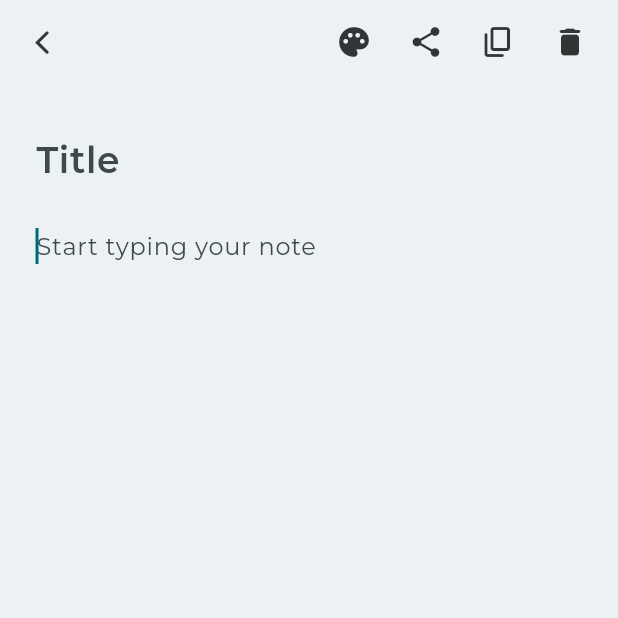
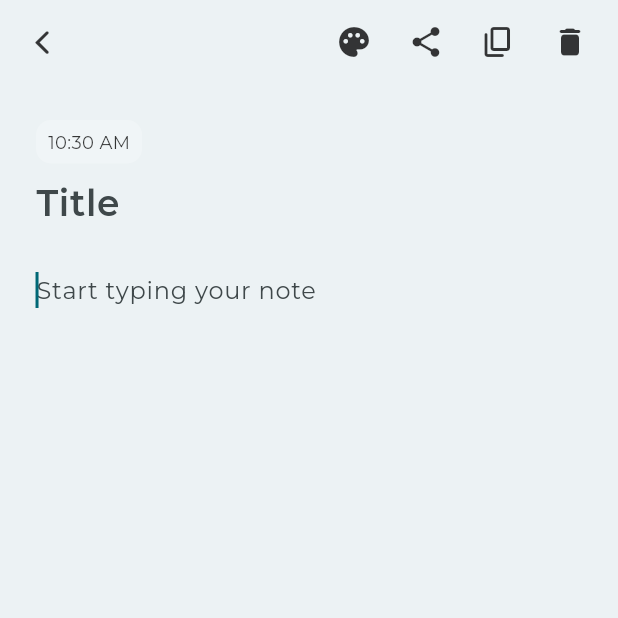
Before and after one commit to CrypticVader/thoughtbook, a Flutter app: the NotesView screen opened directly, after a tap on the "grid view" icon, after a tap on the "add" icon, on a phone screen of 412 x 824 dp, the top half of it. Run offline on Flutter 3.47's test engine with Material 2 defaults, Android fonts, the light colour scheme and no system bars; drawn by our look-alikes of dynamic_color; our stand-ins replace bloc, cloud_firestore, equatable, firebase_auth, firebase_core, flutter_bloc and 4 more; accounts and stored records are empty; generated files the repository leaves out were written again; project files that could hold a hidden picture were left out.

```diff
--- /dev/null
+++ b/lib/extensions/dateTime/custom_format.dart
@@ -0,0 +1,17 @@
+import 'package:intl/intl.dart';
+
+extension CustomFormat on DateTime {
+  String customFormat() {
+    final now = DateTime.now();
+    final today = DateTime(now.year, now.month, now.day);
+    final date = this;
+    final isToday = date.day == today.day;
+    final formatter = DateFormat(isToday ? 'h:mm a' : 'h:mm a, d MMMM');
+    final formattedDate = formatter.format(this);
+    if (date.year == now.year) {
+      return formattedDate;
+    } else {
+      return '$formattedDate, ${date.year}';
+    }
+  }
+}
--- a/lib/services/cloud/cloud_note.dart
+++ b/lib/services/cloud/cloud_note.dart
@@ -1,14 +1,22 @@
 import 'package:flutter/foundation.dart';
-import 'package:thoughtbook/services/cloud/cloud_storage_constants.dart';
+import 'package:thoughtbook/services/cloud/firestore_notes_constants.dart';
 import 'package:cloud_firestore/cloud_firestore.dart';
 
 @immutable
 class CloudNote {
   final String documentId;
+
   final String ownerUserId;
+
   final String content;
+
   final String title;
+
   final int? color;
+
+  final Timestamp created;
+
+  final Timestamp modified;
 
   const CloudNote({
     required this.documentId,
@@ -16,6 +24,8 @@ class CloudNote {
     required this.title,
     required this.content,
     required this.color,
+    required this.created,
+    required this.modified,
   });
 
   CloudNote.fromSnapshot(QueryDocumentSnapshot<Map<String, dynamic>> snapshot)
@@ -23,14 +33,9 @@ class CloudNote {
         ownerUserId = snapshot.data()[ownerUserIdFieldName],
         content = snapshot.data()[contentFieldName] as String,
         title = snapshot.data()[titleFieldName] as String,
-        color = snapshot.data()[colorFieldName];
-
-  CloudNote.copy(CloudNote note)
-      : documentId = note.documentId,
-        ownerUserId = note.ownerUserId,
-        content = note.content,
-        title = note.title,
-        color = note.color;
+        color = snapshot.data()[colorFieldName],
+        created = snapshot.data()[createdFieldName] as Timestamp,
+        modified = snapshot.data()[modifiedFieldName] as Timestamp;
 
   @override
   bool operator ==(covariant CloudNote other) => documentId == other.documentId;
@@ -40,6 +45,6 @@ class CloudNote {
 
   @override
   String toString() {
-    return 'CloudNote{documentId: $documentId, ownerUserId: $ownerUserId, title: $title, color: $color, content: $content}';
+    return 'CloudNote{documentId: $documentId, ownerUserId: $ownerUserId, title: $title, color: $color, content: $content, created: $created, modified: $modified}';
   }
 }
--- a/lib/services/cloud/cloud_storage_constants.dart
+++ b/lib/services/cloud/firestore_notes_constants.dart
@@ -2,3 +2,5 @@ const ownerUserIdFieldName = 'user_id';
 const contentFieldName = 'content';
 const titleFieldName = 'title';
 const colorFieldName = 'color';
+const createdFieldName = 'created';
+const modifiedFieldName = 'modified';
--- a/lib/services/cloud/firebase_cloud_storage.dart
+++ b/lib/services/cloud/firestore_notes_service.dart
@@ -1,9 +1,9 @@
 import 'package:cloud_firestore/cloud_firestore.dart';
 import 'package:thoughtbook/services/cloud/cloud_note.dart';
-import 'package:thoughtbook/services/cloud/cloud_storage_constants.dart';
-import 'package:thoughtbook/services/cloud/cloud_storage_exceptions.dart';
+import 'package:thoughtbook/services/cloud/firestore_notes_constants.dart';
+import 'package:thoughtbook/services/cloud/firestore_notes_exceptions.dart';
 
-class FirebaseFirestoreDatabase {
+class FirestoreNoteService {
   final notes = FirebaseFirestore.instance.collection('notes');
 
   Future<void> deleteNote({required String documentId}) async {
@@ -14,27 +14,21 @@ class FirebaseFirestoreDatabase {
     }
   }
 
-  Future<CloudNote> updateNote({
+  Future<void> updateNote({
     required String documentId,
     required String title,
     required String content,
     required int? color,
   }) async {
     try {
+      final currentTime = Timestamp.fromDate(DateTime.now().toUtc());
       await notes.doc(documentId).update(
         {
           titleFieldName: title,
           contentFieldName: content,
           colorFieldName: color,
+          modifiedFieldName: currentTime,
         },
-      );
-      final updatedNote = await notes.doc(documentId).get();
-      return CloudNote(
-        documentId: updatedNote.id,
-        ownerUserId: updatedNote[ownerUserIdFieldName],
-        title: updatedNote[titleFieldName],
-        content: updatedNote[contentFieldName],
-        color: updatedNote[colorFieldName],
       );
     } catch (e) {
       throw CouldNotUpdateNoteException();
@@ -47,6 +41,7 @@ class FirebaseFirestoreDatabase {
           ownerUserIdFieldName,
           isEqualTo: ownerUserId,
         )
+        .orderBy(createdFieldName, descending: true)
         .snapshots()
         .map(
           (event) => event.docs.map(
@@ -58,12 +53,15 @@ class FirebaseFirestoreDatabase {
   }
 
   Future<CloudNote> createNewNote({required String ownerUserId}) async {
+    final currentTime = Timestamp.fromDate(DateTime.now().toUtc());
     final document = await notes.add(
       {
         ownerUserIdFieldName: ownerUserId,
         titleFieldName: '',
         contentFieldName: '',
         colorFieldName: null,
+        createdFieldName: currentTime,
+        modifiedFieldName: currentTime,
       },
     );
 
@@ -74,12 +72,14 @@ class FirebaseFirestoreDatabase {
       title: '',
       content: '',
       color: null,
+      created: currentTime,
+      modified: currentTime,
     );
   }
 
-  static final _shared = FirebaseFirestoreDatabase._sharedInstance();
+  static final _shared = FirestoreNoteService._sharedInstance();
 
-  FirebaseFirestoreDatabase._sharedInstance();
+  FirestoreNoteService._sharedInstance();
 
-  factory FirebaseFirestoreDatabase() => _shared;
+  factory FirestoreNoteService() => _shared;
 }
--- a/lib/services/crud/notes_service.dart
+++ b/lib/services/crud/old_notes_service.dart
@@ -18,7 +18,7 @@
 //
 //   NotesService._sharedInstance() {
 //     // using broadcast makes the StreamController lose hold of previous values on every listen
-//     // This is mitigated by add _notes to the stream broadcast every time it is subscribed to
+//     // This is mitigated by adding _notes to the stream broadcast every time it is subscribed to
 //     _notesStreamController =
 //         StreamController<List<DatabaseNote>>.broadcast(onListen: () {
 //       _notesStreamController.sink.add(_notes);
--- a/lib/views/notes/create_update_note_view.dart
+++ b/lib/views/notes/create_update_note_view.dart
@@ -6,12 +6,13 @@ import 'package:flutter_spinkit/flutter_spinkit.dart';
 import 'package:share_plus/share_plus.dart';
 import 'package:thoughtbook/extensions/buildContext/loc.dart';
 import 'package:thoughtbook/extensions/buildContext/theme.dart';
+import 'package:thoughtbook/extensions/dateTime/custom_format.dart';
 import 'package:thoughtbook/services/auth/auth_service.dart';
 import 'package:thoughtbook/utilities/dialogs/cannot_share_empty_note_dialog.dart';
 import 'package:thoughtbook/utilities/dialogs/delete_dialog.dart';
 import 'package:thoughtbook/utilities/generics/get_arguments.dart';
 import 'package:thoughtbook/services/cloud/cloud_note.dart';
-import 'package:thoughtbook/services/cloud/firebase_cloud_storage.dart';
+import 'package:thoughtbook/services/cloud/firestore_notes_service.dart';
 import 'package:thoughtbook/utilities/modals/show_color_picker_bottom_sheet.dart';
 
 typedef NoteCallback = void Function(CloudNote note);
@@ -27,14 +28,19 @@ class CreateUpdateNoteView extends StatefulWidget {
 
 class _CreateUpdateNoteViewState extends State<CreateUpdateNoteView> {
   CloudNote? _note;
-  late final FirebaseFirestoreDatabase _notesService;
+
+  late final FirestoreNoteService _notesService;
   late final TextEditingController _noteContentController;
   late final TextEditingController _noteTitleController;
+
+  bool get _isDarkMode =>
+      SchedulerBinding.instance.platformDispatcher.platformBrightness ==
+      Brightness.dark;
 
   @override
   void initState() {
     super.initState();
-    _notesService = FirebaseFirestoreDatabase();
+    _notesService = FirestoreNoteService();
     _noteContentController = TextEditingController();
     _noteTitleController = TextEditingController();
   }
@@ -110,7 +116,7 @@ class _CreateUpdateNoteViewState extends State<CreateUpdateNoteView> {
       currentColor: currentColor,
     );
     if (color != currentColor) {
-      note = await _notesService.updateNote(
+      await _notesService.updateNote(
         documentId: note.documentId,
         color: (color != null) ? color.value : null,
         title: note.title,
@@ -123,10 +129,7 @@ class _CreateUpdateNoteViewState extends State<CreateUpdateNoteView> {
   }
 
   Color _getNoteTextColor() {
-    bool isDarkMode =
-        SchedulerBinding.instance.platformDispatcher.platformBrightness ==
-            Brightness.dark;
-    if (isDarkMode) {
+    if (_isDarkMode) {
       return Colors.white;
     } else {
       return Colors.black;
@@ -229,6 +232,7 @@ class _CreateUpdateNoteViewState extends State<CreateUpdateNoteView> {
                               IconButton(
                                 tooltip: context.loc.delete,
                                 onPressed: () async {
+                                  final navigator = Navigator.of(context);
                                   final note = _note;
                                   if (note != null) {
                                     final shouldDelete = await showDeleteDialog(
@@ -236,8 +240,8 @@ class _CreateUpdateNoteViewState extends State<CreateUpdateNoteView> {
                                       content: context.loc.delete_note_prompt,
                                     );
                                     if (shouldDelete) {
-                                      Navigator.of(context).pop();
-                                      _notesService.deleteNote(
+                                      navigator.pop();
+                                      await _notesService.deleteNote(
                                         documentId: note.documentId,
                                       );
                                     }
@@ -265,6 +269,24 @@ class _CreateUpdateNoteViewState extends State<CreateUpdateNoteView> {
                       child: Column(
                         crossAxisAlignment: CrossAxisAlignment.start,
                         children: [
+                          Container(
+                            padding: const EdgeInsets.symmetric(
+                                vertical: 6.0, horizontal: 8.0),
+                            decoration: BoxDecoration(
+                              color: _isDarkMode
+                                  ? Colors.black.withAlpha(40)
+                                  : Colors.white.withAlpha(60),
+                              borderRadius: BorderRadius.circular(10.0),
+                            ),
+                            child: Text(
+                              _note!.modified.toDate().customFormat(),
+                              style: TextStyle(
+                                color: _getNoteTextColor().withAlpha(200),
+                                fontWeight: FontWeight.w400,
+                                fontSize: 12.0,
+                              ),
+                            ),
+                          ),
                           TextField(
                             controller: _noteTitleController,
                             textInputAction: TextInputAction.next,
--- a/lib/views/notes/notes_view.dart
+++ b/lib/views/notes/notes_view.dart
@@ -18,7 +18,7 @@ import 'package:thoughtbook/utilities/dialogs/logout_dialog.dart';
 import 'package:thoughtbook/utilities/modals/show_color_picker_bottom_sheet.dart';
 import 'package:thoughtbook/views/notes/notes_list_view.dart';
 import 'package:thoughtbook/services/cloud/cloud_note.dart';
-import 'package:thoughtbook/services/cloud/firebase_cloud_storage.dart';
+import 'package:thoughtbook/services/cloud/firestore_notes_service.dart';
 
 class NotesView extends StatefulWidget {
   const NotesView({Key? key}) : super(key: key);
@@ -28,14 +28,14 @@ class NotesView extends StatefulWidget {
 }
 
 class _NotesViewState extends State<NotesView> {
-  late final FirebaseFirestoreDatabase _notesService;
+  late final FirestoreNoteService _notesService;
 
   String get userId => AuthService.firebase().currentUser!.id;
   List<CloudNote> _selectedNotes = [];
 
   @override
   void initState() {
-    _notesService = FirebaseFirestoreDatabase();
+    _notesService = FirestoreNoteService();
     LayoutPreferences.initLayoutPreference();
     super.initState();
   }
--- a/pubspec.yaml
+++ b/pubspec.yaml
@@ -58,12 +58,16 @@ dependencies:
   flutter_spinkit: ^5.1.0
   shared_preferences: ^2.0.20
   flutter_staggered_grid_view: ^0.6.2
+  isar: ^3.1.0
+  isar_flutter_libs: ^3.1.0
 dev_dependencies:
   flutter_test:
     sdk: flutter
 
   flutter_lints: ^2.0.0
   test: ^1.22.0
+  isar_generator: ^3.1.0
+  build_runner: ^2.3.3
 
 # For information on the generic Dart part of this file, see the
 # following page: https://dart.dev/tools/pub/pubspec
```
Also changed, not shown: lib/services/crud/crud_exceptions.dart (+19 -19 lines), lib/services/crud/local_note.dart (added, +45 -0 lines), lib/services/crud/local_note_service.dart (added, +122 -0 lines), lib/services/cloud/firestore_notes_exceptions.dart (renamed from lib/services/cloud/cloud_storage_exceptions.dart), lib/services/crud/local_note.g.dart (added), pubspec.lock.
